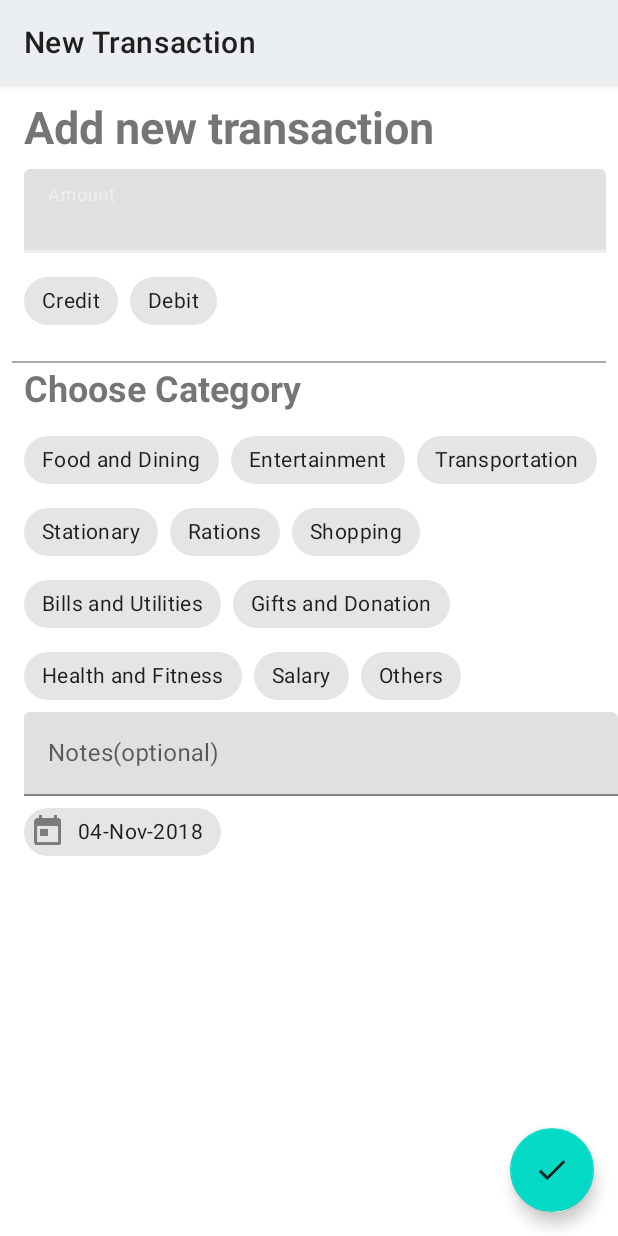
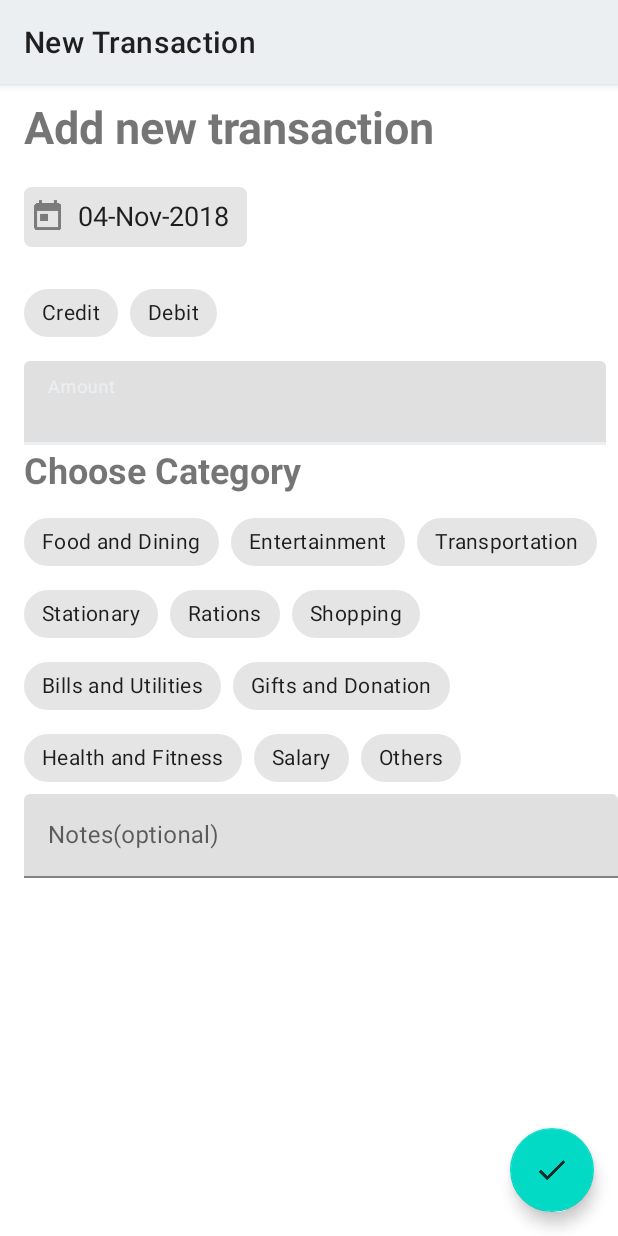
Before and after one commit to pushkar-anand/spendo, an Android app: the NewTransactionActivity screen opened directly, with no data from a screen before it, on a phone screen of 412 x 824 dp. Run offline under Robolectric (Android 15) with nearby library versions, the phone set to English and light mode, and no system bars; our stand-ins replace Room's generated code.

Commit message:
UI changes.

```diff
--- a/app/src/main/res/layout/content_new_transaction.xml
+++ b/app/src/main/res/layout/content_new_transaction.xml
@@ -20,35 +20,32 @@
         app:layout_constraintStart_toStartOf="parent"
         app:layout_constraintTop_toTopOf="parent" />
 
-    <com.google.android.material.textfield.TextInputLayout
-        android:id="@+id/amountTextInputLayout"
-        android:layout_width="0dp"
+    <com.google.android.material.chip.Chip
+        android:id="@+id/dateChip"
+        style="@style/Widget.MaterialComponents.Chip.Action"
+        android:layout_width="wrap_content"
         android:layout_height="wrap_content"
         android:layout_marginStart="16dp"
-        android:layout_marginTop="8dp"
-        android:layout_marginEnd="8dp"
-        app:layout_constraintEnd_toEndOf="parent"
+        android:layout_marginTop="16dp"
+        android:text="@string/date_placeholder"
+        android:textAppearance="@style/DateChip"
+        app:chipCornerRadius="5dp"
+        app:chipIcon="@drawable/ic_calendar_black"
+        app:chipMinHeight="40dp"
         app:layout_constraintStart_toStartOf="parent"
-        app:layout_constraintTop_toBottomOf="@+id/titleView">
-
-        <com.google.android.material.textfield.TextInputEditText
-            android:layout_width="match_parent"
-            android:layout_height="wrap_content"
-            android:hint="@string/amount_hint" />
-
-    </com.google.android.material.textfield.TextInputLayout>
+        app:layout_constraintTop_toBottomOf="@id/titleView" />
 
     <com.google.android.material.chip.ChipGroup
         android:id="@+id/typeGroup"
         android:layout_width="0dp"
         android:layout_height="wrap_content"
         android:layout_marginStart="16dp"
-        android:layout_marginTop="8dp"
-        android:layout_marginEnd="8dp"
-        android:textAlignment="gravity"
+        android:layout_marginTop="16dp"
+        android:layout_marginEnd="16dp"
+        android:textAlignment="center"
         app:layout_constraintEnd_toEndOf="parent"
         app:layout_constraintStart_toStartOf="parent"
-        app:layout_constraintTop_toBottomOf="@+id/amountTextInputLayout"
+        app:layout_constraintTop_toBottomOf="@+id/dateChip"
         app:singleLine="true"
         app:singleSelection="true">
 
@@ -68,17 +65,23 @@
 
     </com.google.android.material.chip.ChipGroup>
 
-    <View
-        android:id="@+id/divider"
-        android:layout_width="match_parent"
-        android:layout_height="1dp"
-        android:layout_marginStart="8dp"
-        android:layout_marginTop="16dp"
+    <com.google.android.material.textfield.TextInputLayout
+        android:id="@+id/amountTextInputLayout"
+        android:layout_width="0dp"
+        android:layout_height="wrap_content"
+        android:layout_marginStart="16dp"
+        android:layout_marginTop="8dp"
         android:layout_marginEnd="8dp"
-        android:background="@android:color/darker_gray"
         app:layout_constraintEnd_toEndOf="parent"
         app:layout_constraintStart_toStartOf="parent"
-        app:layout_constraintTop_toBottomOf="@id/typeGroup" />
+        app:layout_constraintTop_toBottomOf="@+id/typeGroup">
+
+        <com.google.android.material.textfield.TextInputEditText
+            android:layout_width="match_parent"
+            android:layout_height="wrap_content"
+            android:hint="@string/amount_hint" />
+
+    </com.google.android.material.textfield.TextInputLayout>
 
     <TextView
         android:id="@+id/categoryDisplayTV"
@@ -91,7 +94,7 @@
         android:textStyle="bold"
         app:layout_constraintEnd_toEndOf="parent"
         app:layout_constraintStart_toStartOf="parent"
-        app:layout_constraintTop_toBottomOf="@+id/divider" />
+        app:layout_constraintTop_toBottomOf="@+id/amountTextInputLayout" />
 
     <com.google.android.material.chip.ChipGroup
         android:id="@+id/categoryGroup"
@@ -119,15 +122,5 @@
             android:singleLine="false" />
     </com.google.android.material.textfield.TextInputLayout>
 
-    <com.google.android.material.chip.Chip
-        android:id="@+id/dateChip"
-        style="@style/Widget.MaterialComponents.Chip.Action"
-        android:layout_width="wrap_content"
-        android:layout_height="wrap_content"
-        android:layout_marginStart="16dp"
-        android:text="@string/date_placeholder"
-        app:chipIcon="@drawable/ic_calendar_black"
-        app:layout_constraintStart_toStartOf="parent"
-        app:layout_constraintTop_toBottomOf="@id/notesTextInputLayout" />
 
 </androidx.constraintlayout.widget.ConstraintLayout>
--- a/app/src/main/res/values/styles.xml
+++ b/app/src/main/res/values/styles.xml
@@ -13,6 +13,13 @@
         <item name="colorPrimary">@color/colorPrimary</item>
         <item name="colorPrimaryDark">@color/colorPrimaryDark</item>
         <item name="colorAccent">@color/colorAccent</item>
+        <item name="android:colorBackground">@color/white</item>
+    </style>
+
+    <style name="DateChip" parent="TextAppearance.MaterialComponents.Chip">
+        <item name="android:textSize">18sp</item>
+        <item name="android:textColor">@color/colorPrimaryDark</item>
+        <item name="android:typeface">monospace</item>
     </style>
 
     <!-- set the rounded drawable as background to your bottom sheet -->
```
